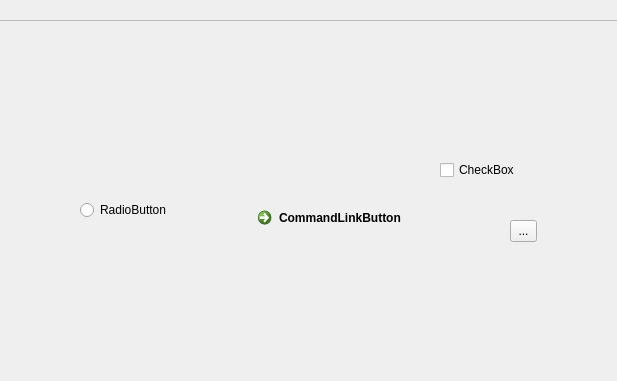
Old version of the form API_GUI.ui in the repository pawank93/TS; both pictures show x 220 to 837 and y 0 to 381 of the 1116 by 837 pixel window.
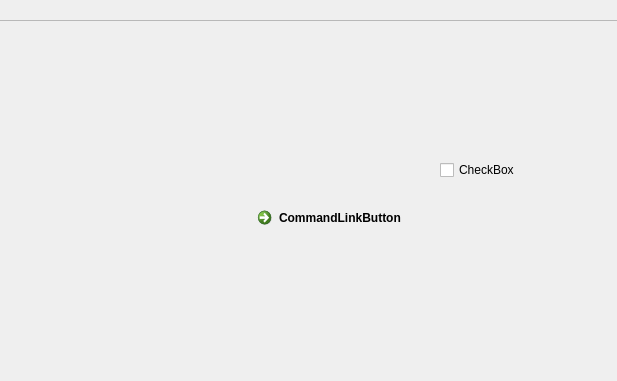
New version of the form. Icons and pictures are not drawn.

Commit message: deleted some radio and 1 more button

What changed in the file:
```diff
--- a/API_GUI.ui
+++ b/API_GUI.ui
@@ -71,19 +71,6 @@
      <string>...</string>
     </property>
    </widget>
-   <widget class="QRadioButton" name="radioButton">
-    <property name="geometry">
-     <rect>
-      <x>230</x>
-      <y>180</y>
-      <width>95</width>
-      <height>20</height>
-     </rect>
-    </property>
-    <property name="text">
-     <string>RadioButton</string>
-    </property>
-   </widget>
    <widget class="QCommandLinkButton" name="commandLinkButton">
     <property name="geometry">
      <rect>
@@ -97,19 +84,6 @@
      <string>CommandLinkButton</string>
     </property>
    </widget>
-   <widget class="QToolButton" name="toolButton_4">
-    <property name="geometry">
-     <rect>
-      <x>660</x>
-      <y>200</y>
-      <width>27</width>
-      <height>22</height>
-     </rect>
-    </property>
-    <property name="text">
-     <string>...</string>
-    </property>
-   </widget>
    <widget class="QCheckBox" name="checkBox">
     <property name="geometry">
      <rect>
```
